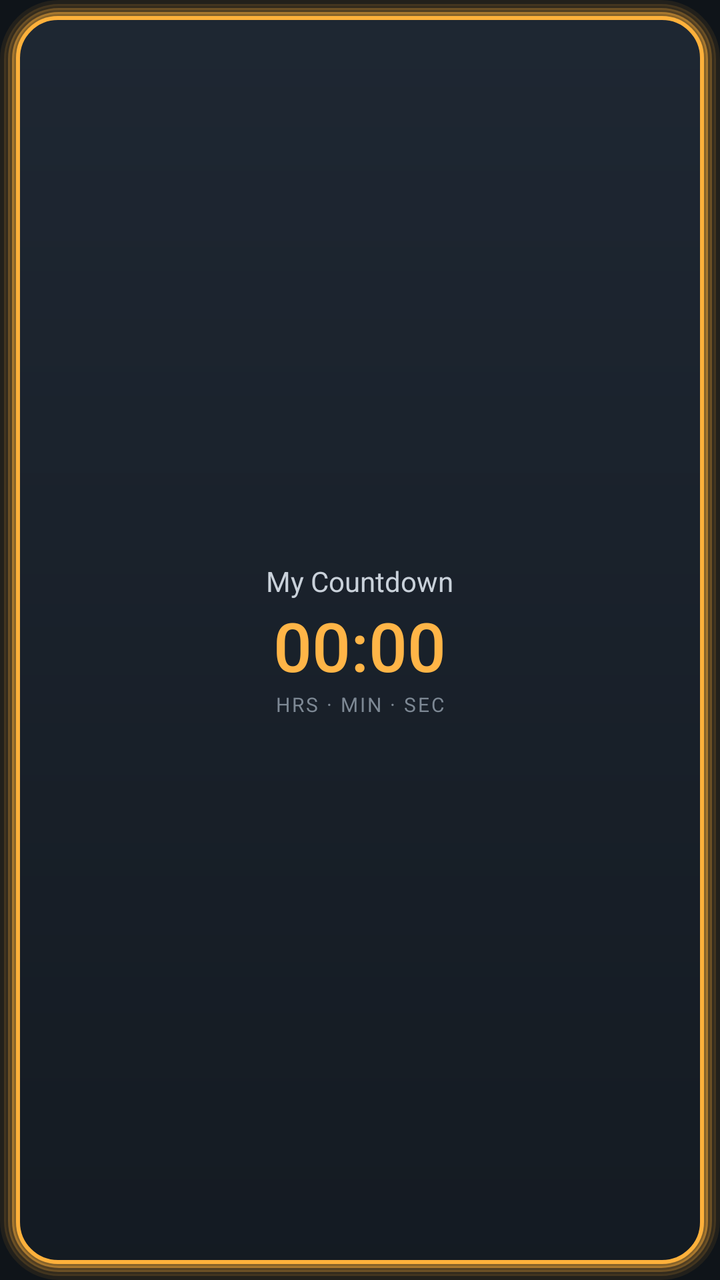
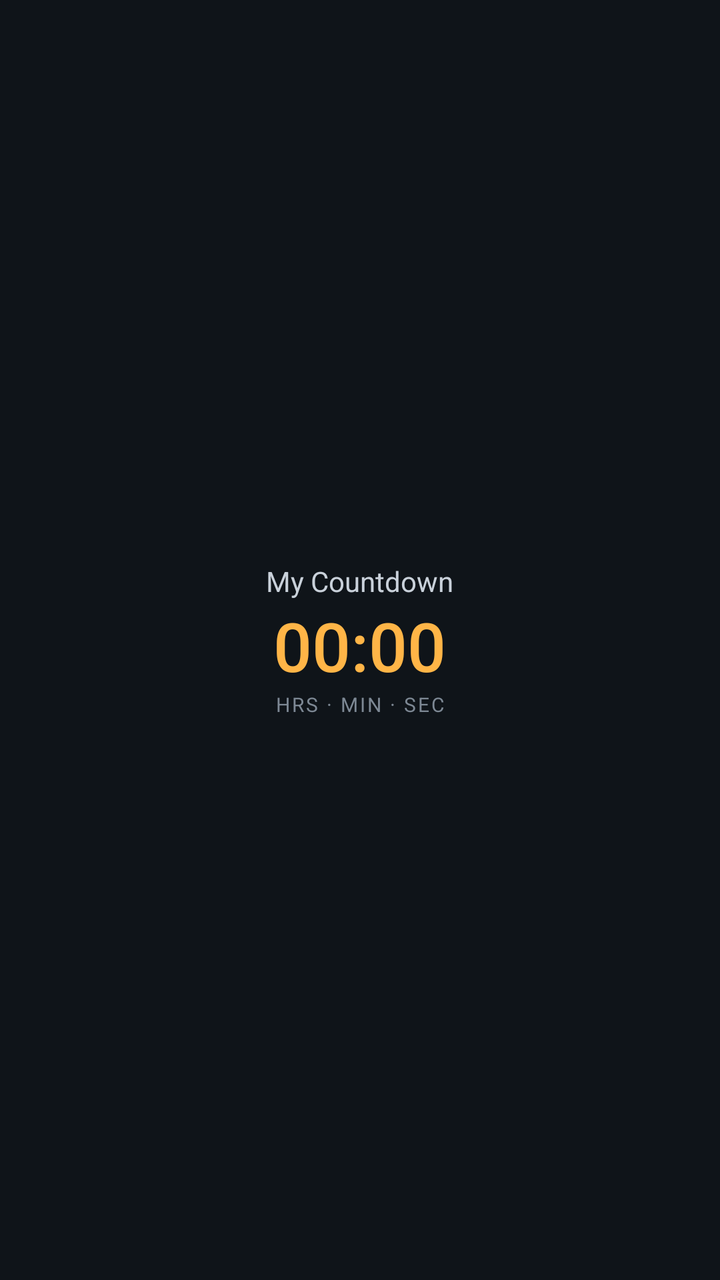

Two renders of the same Android screen: before a commit and after it. Below are the layout's source before the change and the commit's diff.
<!-- AndroidManifest.xml: application theme AppTheme -->
<!-- res/layout/widget_countdown.xml -->
<?xml version="1.0" encoding="utf-8"?>
<LinearLayout xmlns:android="http://schemas.android.com/apk/res/android"
    android:id="@+id/widget_root"
    android:layout_width="match_parent"
    android:layout_height="match_parent"
    android:background="@drawable/glow_legendary"
    android:gravity="center"
    android:orientation="vertical"
    android:padding="18dp">

    <TextView
        android:id="@+id/widget_title"
        android:layout_width="wrap_content"
        android:layout_height="wrap_content"
        android:ellipsize="end"
        android:maxLines="1"
        android:text="My Countdown"
        android:textColor="@color/text_secondary"
        android:textSize="14sp" />

    <Chronometer
        android:id="@+id/widget_chrono"
        android:layout_width="wrap_content"
        android:layout_height="wrap_content"
        android:countDown="true"
        android:fontFamily="sans-serif-medium"
        android:fontFeatureSettings="tnum"
        android:maxLines="1"
        android:textColor="@color/accent"
        android:textSize="34sp" />

    <TextView
        android:id="@+id/widget_units"
        android:layout_width="wrap_content"
        android:layout_height="wrap_content"
        android:letterSpacing="0.1"
        android:text="HRS · MIN · SEC"
        android:textColor="@color/text_muted"
        android:textSize="10sp" />

    <TextView
        android:id="@+id/widget_message"
        android:layout_width="wrap_content"
        android:layout_height="wrap_content"
        android:layout_marginTop="4dp"
        android:text="Tap to set a date"
        android:textColor="@color/accent"
        android:textSize="20sp"
        android:visibility="gone" />
</LinearLayout>
<!-- resources referenced by this layout -->
<resources>
  <color name="accent">#FFB547</color>
  <color name="text_muted">#7D8894</color>
  <color name="text_secondary">#C9D1DA</color>
  <!-- drawable glow_legendary (drawable) -->
  <?xml version="1.0" encoding="utf-8"?>
  <layer-list xmlns:android="http://schemas.android.com/apk/res/android">
      <item>
          <shape><corners android:radius="28dp" /><stroke android:width="3dp" android:color="#14FFB13B" /></shape>
      </item>
      <item android:bottom="2dp" android:left="2dp" android:right="2dp" android:top="2dp">
          <shape><corners android:radius="26dp" /><stroke android:width="3dp" android:color="#26FFB13B" /></shape>
      </item>
      <item android:bottom="4dp" android:left="4dp" android:right="4dp" android:top="4dp">
          <shape><corners android:radius="24dp" /><stroke android:width="3dp" android:color="#47FFB13B" /></shape>
      </item>
      <item android:bottom="6dp" android:left="6dp" android:right="6dp" android:top="6dp">
          <shape><corners android:radius="22dp" /><stroke android:width="3dp" android:color="#80FFB13B" /></shape>
      </item>
      <item android:bottom="8dp" android:left="8dp" android:right="8dp" android:top="8dp">
          <shape>
              <gradient android:angle="270" android:startColor="#F21F2733" android:endColor="#F2141A22" />
              <corners android:radius="20dp" />
              <stroke android:width="2dp" android:color="#FFFFB13B" />
          </shape>
      </item>
  </layer-list>
  <style name="AppTheme" parent="@android:style/Theme.Material.NoActionBar">
          <item name="android:colorAccent">@color/accent</item>
          <item name="android:colorPrimary">@color/bg</item>
          <item name="android:colorPrimaryDark">@color/bg</item>
          <item name="android:statusBarColor">@color/bg</item>
          <item name="android:navigationBarColor">@color/bg</item>
          <item name="android:windowBackground">@color/bg</item>
          <item name="android:windowOptOutEdgeToEdgeEnforcement">true</item>
      </style>
  <color name="bg">#0F1419</color>
</resources>

<!-- the commit's change to res/layout/widget_countdown.xml (unified diff, before → after) -->
@@ -1,50 +1,143 @@
 <?xml version="1.0" encoding="utf-8"?>
-<LinearLayout xmlns:android="http://schemas.android.com/apk/res/android"
+<FrameLayout xmlns:android="http://schemas.android.com/apk/res/android"
     android:id="@+id/widget_root"
     android:layout_width="match_parent"
-    android:layout_height="match_parent"
-    android:background="@drawable/glow_legendary"
-    android:gravity="center"
-    android:orientation="vertical"
-    android:padding="18dp">
+    android:layout_height="match_parent">
 
-    <TextView
-        android:id="@+id/widget_title"
-        android:layout_width="wrap_content"
-        android:layout_height="wrap_content"
-        android:ellipsize="end"
-        android:maxLines="1"
-        android:text="My Countdown"
-        android:textColor="@color/text_secondary"
-        android:textSize="14sp" />
+    
+    <ViewFlipper
+        android:id="@+id/widget_flipper"
+        android:layout_width="match_parent"
+        android:layout_height="match_parent"
+        android:autoStart="true"
+        android:flipInterval="110">
+        <ImageView
+            android:id="@+id/frame0"
+            android:layout_width="match_parent"
+            android:layout_height="match_parent"
+            android:scaleType="fitXY" />
+        <ImageView
+            android:id="@+id/frame1"
+            android:layout_width="match_parent"
+            android:layout_height="match_parent"
+            android:scaleType="fitXY" />
+        <ImageView
+            android:id="@+id/frame2"
+            android:layout_width="match_parent"
+            android:layout_height="match_parent"
+            android:scaleType="fitXY" />
+        <ImageView
+            android:id="@+id/frame3"
+            android:layout_width="match_parent"
+            android:layout_height="match_parent"
+            android:scaleType="fitXY" />
+        <ImageView
+            android:id="@+id/frame4"
+            android:layout_width="match_parent"
+            android:layout_height="match_parent"
+            android:scaleType="fitXY" />
+        <ImageView
+            android:id="@+id/frame5"
+            android:layout_width="match_parent"
+            android:layout_height="match_parent"
+            android:scaleType="fitXY" />
+        <ImageView
+            android:id="@+id/frame6"
+            android:layout_width="match_parent"
+            android:layout_height="match_parent"
+            android:scaleType="fitXY" />
+        <ImageView
+            android:id="@+id/frame7"
+            android:layout_width="match_parent"
+            android:layout_height="match_parent"
+            android:scaleType="fitXY" />
+        <ImageView
+            android:id="@+id/frame8"
+            android:layout_width="match_parent"
+            android:layout_height="match_parent"
+            android:scaleType="fitXY" />
+        <ImageView
+            android:id="@+id/frame9"
+            android:layout_width="match_parent"
+            android:layout_height="match_parent"
+            android:scaleType="fitXY" />
+        <ImageView
+            android:id="@+id/frame10"
+            android:layout_width="match_parent"
+            android:layout_height="match_parent"
+            android:scaleType="fitXY" />
+        <ImageView
+            android:id="@+id/frame11"
+            android:layout_width="match_parent"
+            android:layout_height="match_parent"
+            android:scaleType="fitXY" />
+        <ImageView
+            android:id="@+id/frame12"
+            android:layout_width="match_parent"
+            android:layout_height="match_parent"
+            android:scaleType="fitXY" />
+        <ImageView
+            android:id="@+id/frame13"
+            android:layout_width="match_parent"
+            android:layout_height="match_parent"
+            android:scaleType="fitXY" />
+        <ImageView
+            android:id="@+id/frame14"
+            android:layout_width="match_parent"
+            android:layout_height="match_parent"
+            android:scaleType="fitXY" />
+        <ImageView
+            android:id="@+id/frame15"
+            android:layout_width="match_parent"
+            android:layout_height="match_parent"
+            android:scaleType="fitXY" />
+    </ViewFlipper>
 
-    <Chronometer
-        android:id="@+id/widget_chrono"
-        android:layout_width="wrap_content"
-        android:layout_height="wrap_content"
-        android:countDown="true"
-        android:fontFamily="sans-serif-medium"
-        android:fontFeatureSettings="tnum"
-        android:maxLines="1"
-        android:textColor="@color/accent"
-        android:textSize="34sp" />
+    <LinearLayout
+        android:layout_width="match_parent"
+        android:layout_height="match_parent"
+        android:gravity="center"
+        android:orientation="vertical"
+        android:padding="18dp">
 
-    <TextView
-        android:id="@+id/widget_units"
-        android:layout_width="wrap_content"
-        android:layout_height="wrap_content"
-        android:letterSpacing="0.1"
-        android:text="HRS · MIN · SEC"
-        android:textColor="@color/text_muted"
-        android:textSize="10sp" />
+        <TextView
+            android:id="@+id/widget_title"
+            android:layout_width="wrap_content"
+            android:layout_height="wrap_content"
+            android:ellipsize="end"
+            android:maxLines="1"
+            android:text="My Countdown"
+            android:textColor="@color/text_secondary"
+            android:textSize="14sp" />
 
-    <TextView
-        android:id="@+id/widget_message"
-        android:layout_width="wrap_content"
-        android:layout_height="wrap_content"
-        android:layout_marginTop="4dp"
-        android:text="Tap to set a date"
-        android:textColor="@color/accent"
-        android:textSize="20sp"
-        android:visibility="gone" />
-</LinearLayout>
+        <Chronometer
+            android:id="@+id/widget_chrono"
+            android:layout_width="wrap_content"
+            android:layout_height="wrap_content"
+            android:countDown="true"
+            android:fontFamily="sans-serif-medium"
+            android:fontFeatureSettings="tnum"
+            android:maxLines="1"
+            android:textColor="@color/accent"
+            android:textSize="34sp" />
+
+        <TextView
+            android:id="@+id/widget_units"
+            android:layout_width="wrap_content"
+            android:layout_height="wrap_content"
+            android:letterSpacing="0.1"
+            android:text="HRS · MIN · SEC"
+            android:textColor="@color/text_muted"
+            android:textSize="10sp" />
+
+        <TextView
+            android:id="@+id/widget_message"
+            android:layout_width="wrap_content"
+            android:layout_height="wrap_content"
+            android:layout_marginTop="4dp"
+            android:text="Tap to set a date"
+            android:textColor="@color/accent"
+            android:textSize="20sp"
+            android:visibility="gone" />
+    </LinearLayout>
+</FrameLayout>
<!-- resource entries referenced after the edit -->
@@ -3,29 +3,6 @@
   <color name="accent">#FFB547</color>
   <color name="text_muted">#7D8894</color>
   <color name="text_secondary">#C9D1DA</color>
-  <!-- drawable glow_legendary (drawable) -->
-  <?xml version="1.0" encoding="utf-8"?>
-  <layer-list xmlns:android="http://schemas.android.com/apk/res/android">
-      <item>
-          <shape><corners android:radius="28dp" /><stroke android:width="3dp" android:color="#14FFB13B" /></shape>
-      </item>
-      <item android:bottom="2dp" android:left="2dp" android:right="2dp" android:top="2dp">
-          <shape><corners android:radius="26dp" /><stroke android:width="3dp" android:color="#26FFB13B" /></shape>
-      </item>
-      <item android:bottom="4dp" android:left="4dp" android:right="4dp" android:top="4dp">
-          <shape><corners android:radius="24dp" /><stroke android:width="3dp" android:color="#47FFB13B" /></shape>
-      </item>
-      <item android:bottom="6dp" android:left="6dp" android:right="6dp" android:top="6dp">
-          <shape><corners android:radius="22dp" /><stroke android:width="3dp" android:color="#80FFB13B" /></shape>
-      </item>
-      <item android:bottom="8dp" android:left="8dp" android:right="8dp" android:top="8dp">
-          <shape>
-              <gradient android:angle="270" android:startColor="#F21F2733" android:endColor="#F2141A22" />
-              <corners android:radius="20dp" />
-              <stroke android:width="2dp" android:color="#FFFFB13B" />
-          </shape>
-      </item>
-  </layer-list>
   <style name="AppTheme" parent="@android:style/Theme.Material.NoActionBar">
           <item name="android:colorAccent">@color/accent</item>
           <item name="android:colorPrimary">@color/bg</item>
